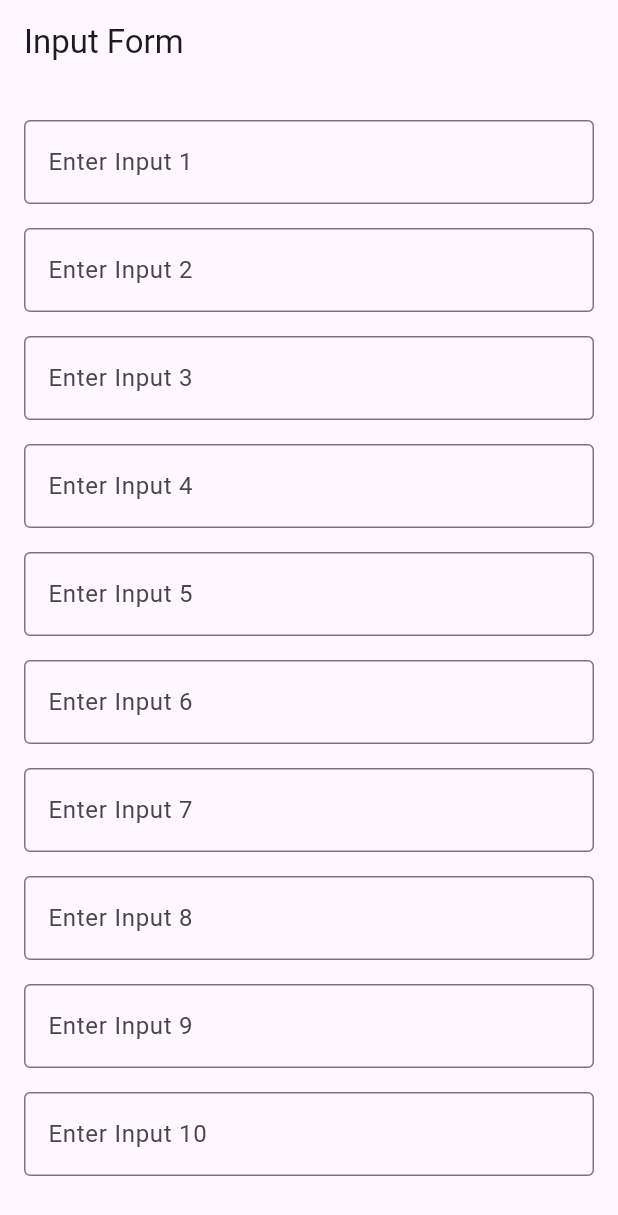
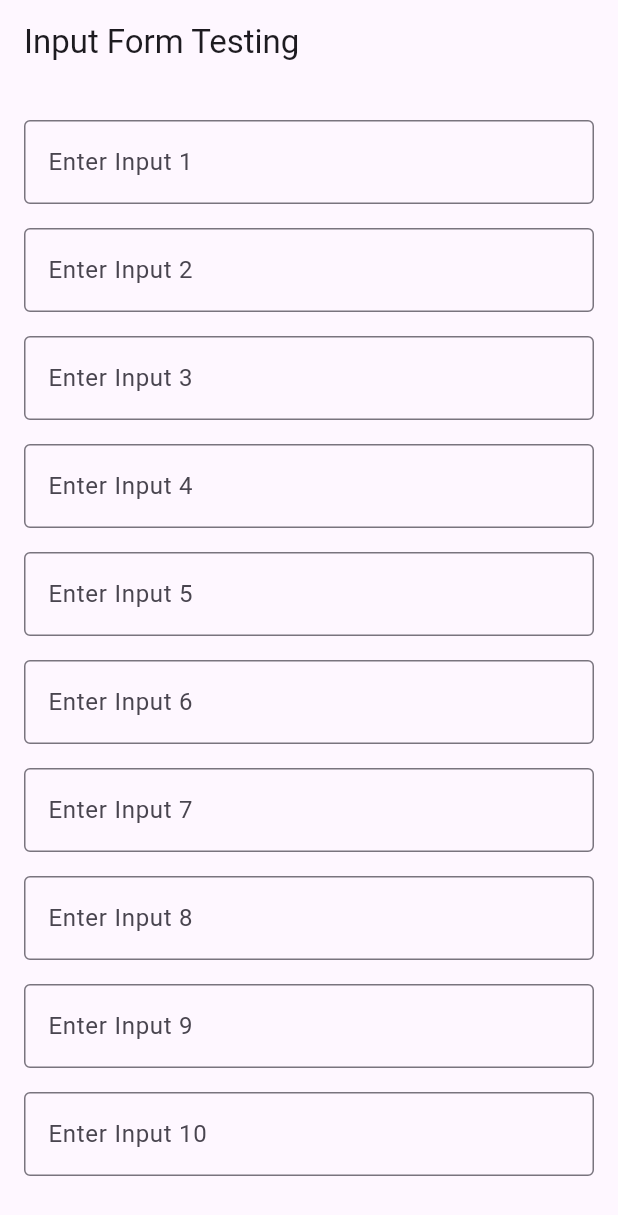
Before and after one commit to kaushik-savani/deed_generator, a Flutter app: the screen it shows after launch, on a phone screen of 412 x 824 dp. Shown: the top 1215 px of the screen. Run offline on Flutter 3.47's test engine with Material 3 defaults, Android fonts, the phone set to English and light mode, and no system bars; our stand-ins replace pdf, printing.

Commit message:
Deploy updated Flutter web app test

```diff
--- a/lib/view/form_screen.dart
+++ b/lib/view/form_screen.dart
@@ -39,7 +39,7 @@ class _FormScreenPageState extends State<FormScreenPage> {
   Widget build(BuildContext context) {
     return Scaffold(
       appBar: AppBar(
-        title: const Text("Input Form"),
+        title: const Text("Input Form Testing"),
       ),
       body: Padding(
         padding: const EdgeInsets.all(16.0),
```
